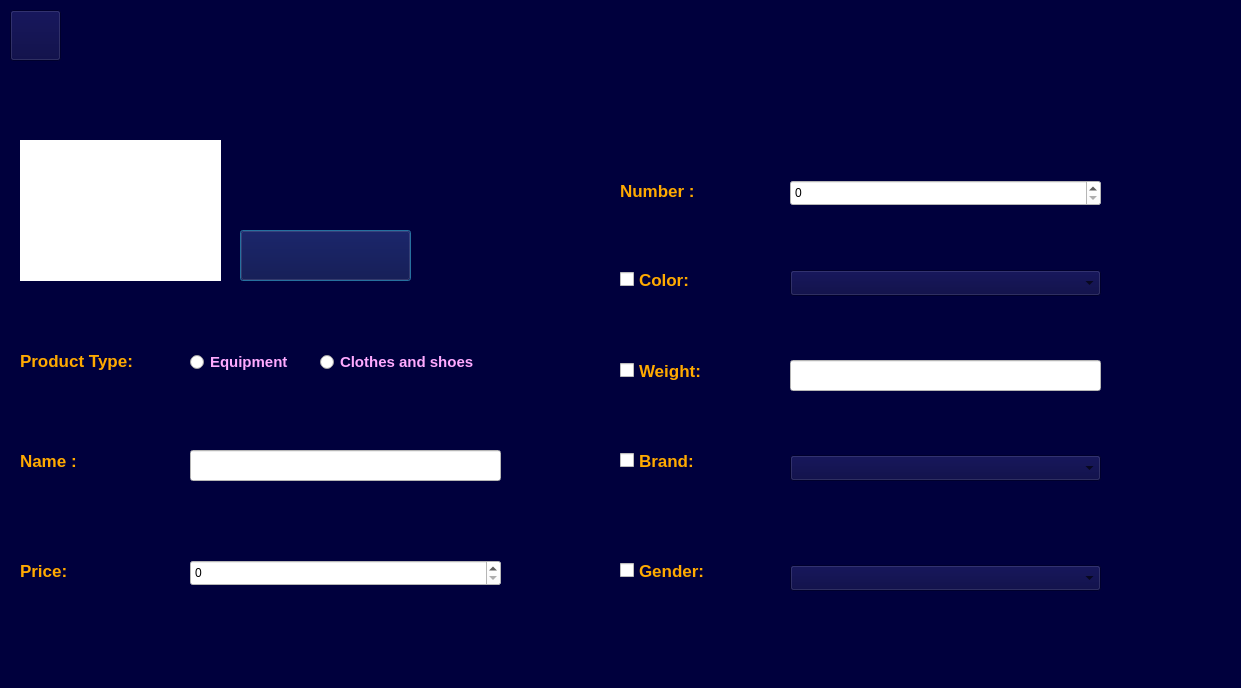
Before: the Qt Designer form add_kala.ui in AP-projects-4001/ls, drawn with Qt 5.
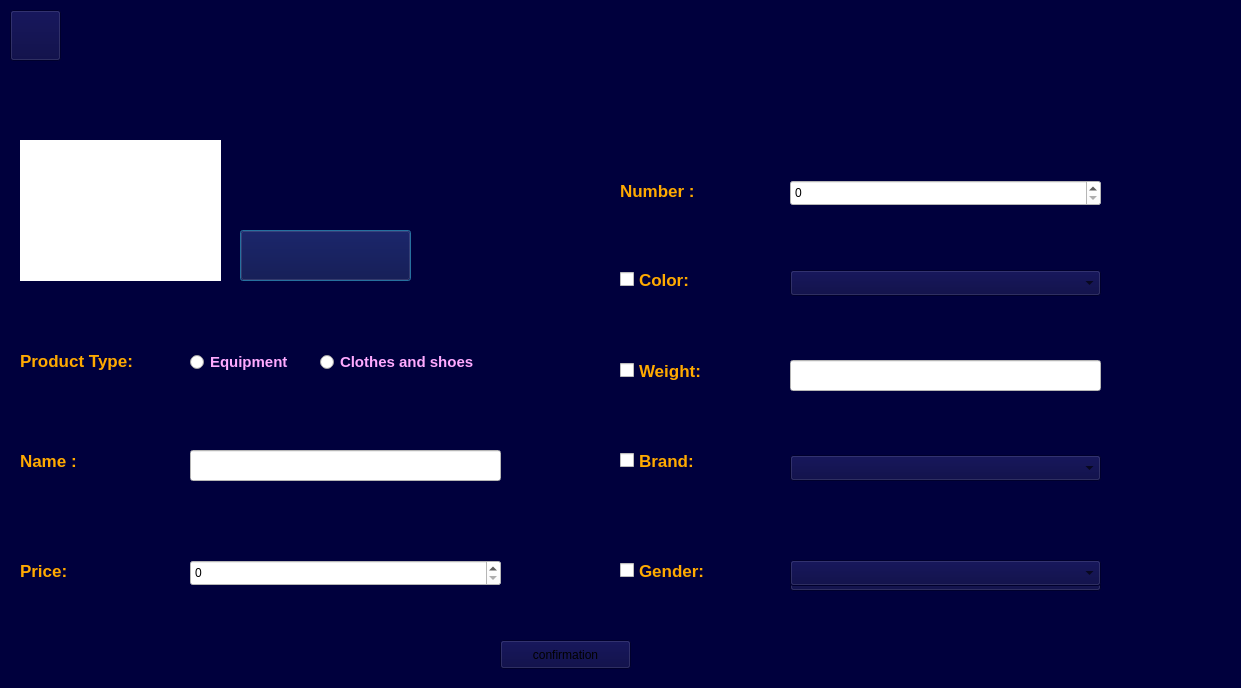
After: the same form once the commit is applied. Icons and pictures are not drawn.

Commit message: add kala delete kala

```diff
--- a/add_kala.ui
+++ b/add_kala.ui
@@ -452,6 +452,49 @@
     <number>999999999</number>
    </property>
   </widget>
+  <widget class="QPushButton" name="push_buttonconfirm">
+   <property name="geometry">
+    <rect>
+     <x>500</x>
+     <y>640</y>
+     <width>131</width>
+     <height>29</height>
+    </rect>
+   </property>
+   <property name="text">
+    <string>confirmation</string>
+   </property>
+  </widget>
+  <widget class="QComboBox" name="comboBoxgender_mat">
+   <property name="geometry">
+    <rect>
+     <x>790</x>
+     <y>560</y>
+     <width>311</width>
+     <height>26</height>
+    </rect>
+   </property>
+   <item>
+    <property name="text">
+     <string/>
+    </property>
+   </item>
+   <item>
+    <property name="text">
+     <string>woody</string>
+    </property>
+   </item>
+   <item>
+    <property name="text">
+     <string>glassy</string>
+    </property>
+   </item>
+   <item>
+    <property name="text">
+     <string>ferrous</string>
+    </property>
+   </item>
+  </widget>
  </widget>
  <resources/>
  <connections/>
```
Left out of the diff: 35 changed lines with no effect on the pictures. The commit also changes 24 other files.
